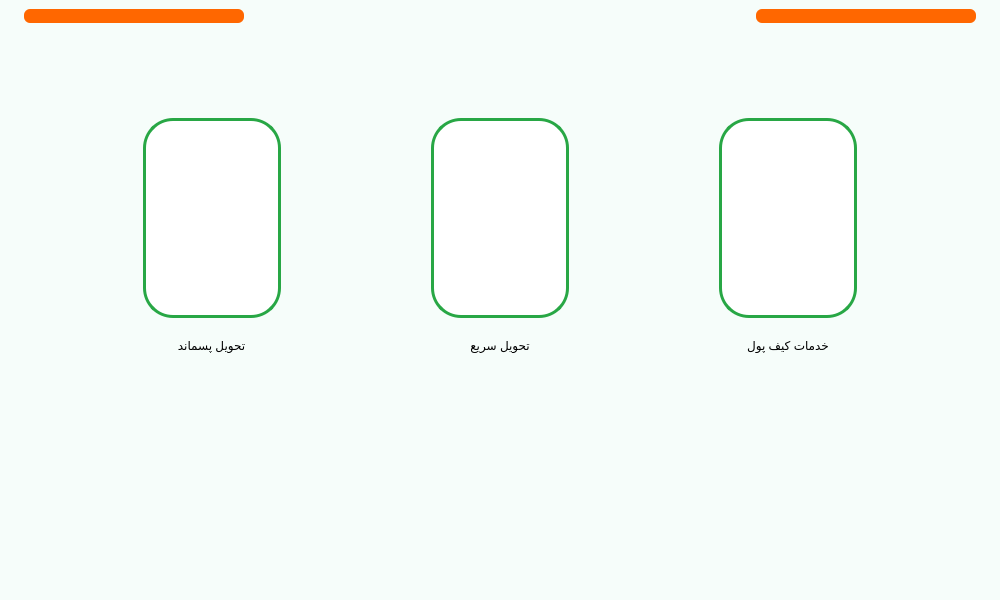
This is main.ui in Farazist/raspberrypi-app as Qt 5 draws it before an edit. The edited form follows.
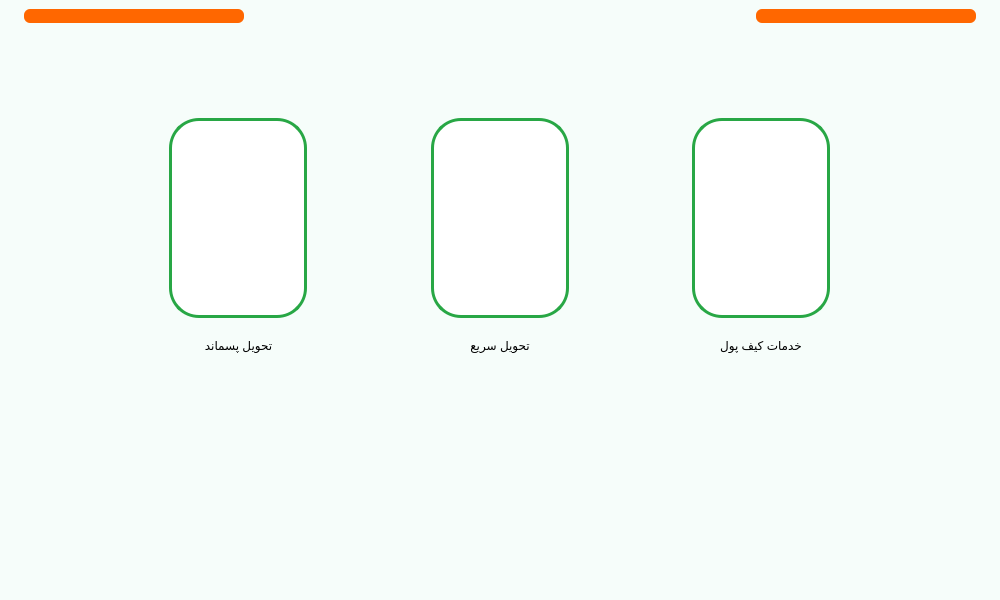
This is the edited form. Icons and pictures are not drawn.

Diff of the .ui file:
```diff
--- a/main.ui
+++ b/main.ui
@@ -579,13 +579,13 @@
            <number>20</number>
           </property>
           <property name="leftMargin">
-           <number>60</number>
+           <number>100</number>
           </property>
           <property name="topMargin">
            <number>80</number>
           </property>
           <property name="rightMargin">
-           <number>60</number>
+           <number>100</number>
           </property>
           <property name="bottomMargin">
            <number>20</number>
```
